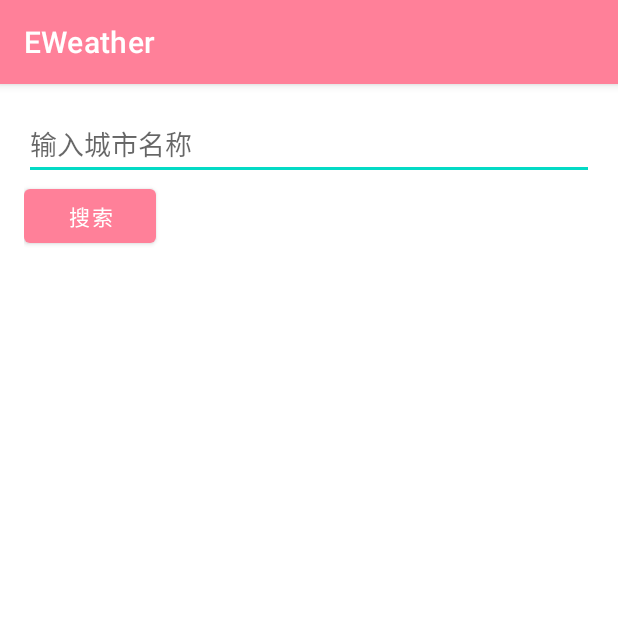
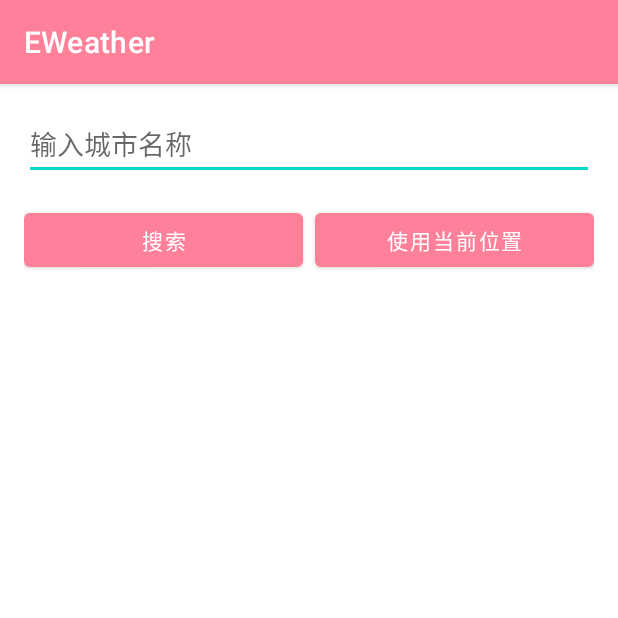
Before and after one commit to ChouYih/EWeather, an Android app: the screen it shows after launch (SearchCityActivity), after a tap on "Change City", on a phone screen of 412 x 824 dp, the top half of it. Run offline under Robolectric (Android 15) with nearby library versions, the phone set to English and light mode, and no system bars; pictures from the network do not load.

Commit message:
天气部分基本完成

```diff
--- a/app/src/main/java/com/yihchou/eweather/CityAdapter.java
+++ b/app/src/main/java/com/yihchou/eweather/CityAdapter.java
@@ -40,7 +40,11 @@ public class CityAdapter extends BaseAdapter {
         }
 
         TextView textViewCityName = convertView.findViewById(R.id.textView_city_name);
-        textViewCityName.setText(cityList.get(position).name);
+        TextView textViewAdm1 = convertView.findViewById(R.id.textView_adm1);
+
+        LocationResponse.Location city = cityList.get(position);
+        textViewCityName.setText(city.name);
+        textViewAdm1.setText(city.adm1);
 
         return convertView;
     }
--- a/app/src/main/java/com/yihchou/eweather/WeatherFragment.java
+++ b/app/src/main/java/com/yihchou/eweather/WeatherFragment.java
@@ -1,5 +1,6 @@
 package com.yihchou.eweather;
 
+import android.app.Activity;
 import android.content.Intent;
 import android.os.Bundle;
 import android.os.Handler;
@@ -29,8 +30,8 @@ public class WeatherFragment extends Fragment {
     private static final String BASE_URL = "https://devapi.qweather.com";
     public static final String GEO_BASE_URL = "https://geoapi.qweather.com";
     public static final String API_KEY = "1bcd852c37b445ba931e37a46405e2ea";
-    private static final String AMAP_BASE_URL = "https://restapi.amap.com";
-    private static final String AMAP_API_KEY = "57ebc1c69c2ae413a3be870084e37481";
+    public static final String AMAP_BASE_URL = "https://restapi.amap.com";
+    public static final String AMAP_API_KEY = "57ebc1c69c2ae413a3be870084e37481";
 
     // UI 元素
     private TextView textViewCity;
@@ -87,8 +88,12 @@ public class WeatherFragment extends Fragment {
 
         buttonChangeCity.setOnClickListener(v -> {
             Intent intent = new Intent(getActivity(), SearchCityActivity.class);
+            intent.putExtra("nowLocation", nowLocation);
+            intent.putExtra("cityName", cityName);
             startActivityForResult(intent, 1);
         });
+
+
 
 
         return view;
@@ -360,6 +365,16 @@ public class WeatherFragment extends Fragment {
     }
 
     @Override
+    public void onActivityResult(int requestCode, int resultCode, @Nullable Intent data) {
+        super.onActivityResult(requestCode, resultCode, data);
+        if (requestCode == 1 && resultCode == Activity.RESULT_OK && data != null) {
+            nowLocation = data.getStringExtra("nowLocation");
+            cityName = data.getStringExtra("cityName");
+            textViewCity.setText(cityName);
+            refreshWeatherData(nowLocation);
+        }
+    }
+    @Override
     public void onDestroy() {
         super.onDestroy();
         if (executorService != null && !executorService.isShutdown()) {
--- a/app/src/main/res/layout/activity_search_city.xml
+++ b/app/src/main/res/layout/activity_search_city.xml
@@ -5,21 +5,47 @@
               android:orientation="vertical"
               android:padding="16dp">
 
+    <!-- EditText 用于输入城市名称 -->
     <EditText
             android:id="@+id/editText_search"
             android:layout_width="match_parent"
             android:layout_height="wrap_content"
-            android:hint="输入城市名称" />
+            android:hint="输入城市名称"
+            android:inputType="text" android:minHeight="48dp"/>
 
-    <Button
-            android:id="@+id/button_search"
-            android:layout_width="wrap_content"
+    <!-- 水平线性布局包含两个按钮 -->
+    <LinearLayout
+            android:layout_width="match_parent"
             android:layout_height="wrap_content"
-            android:text="搜索" />
+            android:orientation="horizontal"
+            android:gravity="center_vertical"
+            android:paddingTop="16dp">
 
+        <!-- 搜索按钮 -->
+        <Button
+                android:id="@+id/button_search"
+                android:layout_width="0dp"
+                android:layout_height="wrap_content"
+                android:layout_weight="1"
+                android:text="搜索" />
+
+        <!-- 使用当前位置按钮 -->
+        <Button
+                android:id="@+id/button_use_location"
+                android:layout_width="0dp"
+                android:layout_height="wrap_content"
+                android:layout_weight="1"
+                android:text="使用当前位置"
+                android:layout_marginStart="8dp"
+                android:layout_marginLeft="8dp" />
+    </LinearLayout>
+
+    <!-- ListView 用于显示搜索结果 -->
     <ListView
             android:id="@+id/listView_cities"
             android:layout_width="match_parent"
-            android:layout_height="wrap_content" />
-
+            android:layout_height="wrap_content"
+            android:layout_marginTop="16dp"
+            android:divider="@android:color/darker_gray"
+            android:dividerHeight="1dp" />
 </LinearLayout>
```
Also changed, not shown: app/src/main/java/com/yihchou/eweather/SearchCityActivity.java (+77 -6 lines), app/src/main/res/layout/item_city.xml (+14 -2 lines), app/src/main/assets/weather_icons_1/151.png (added), app/src/main/assets/weather_icons_1/152.png (added).
